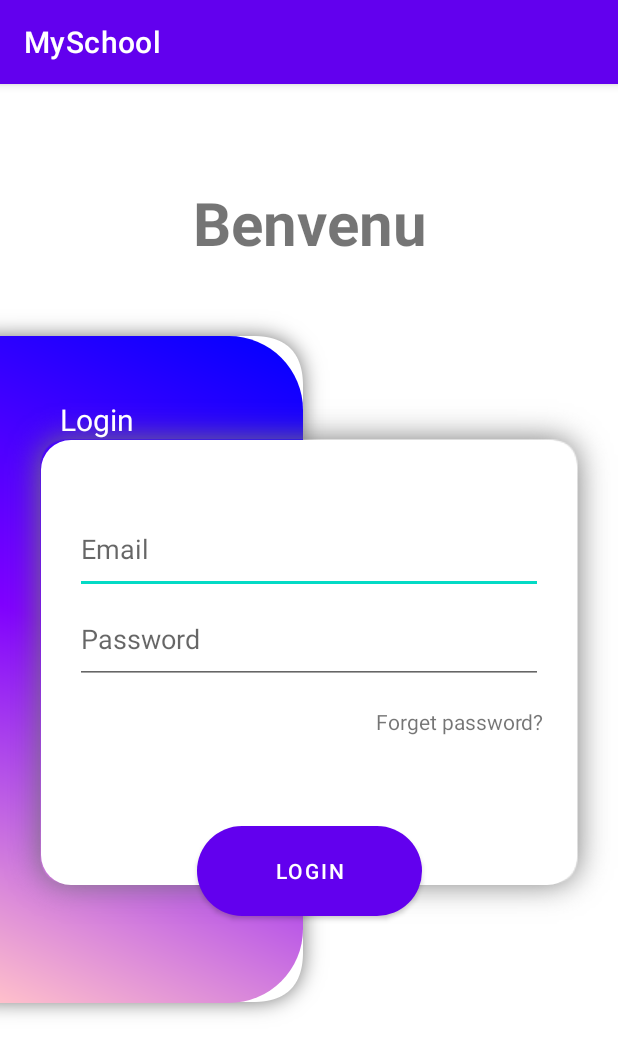
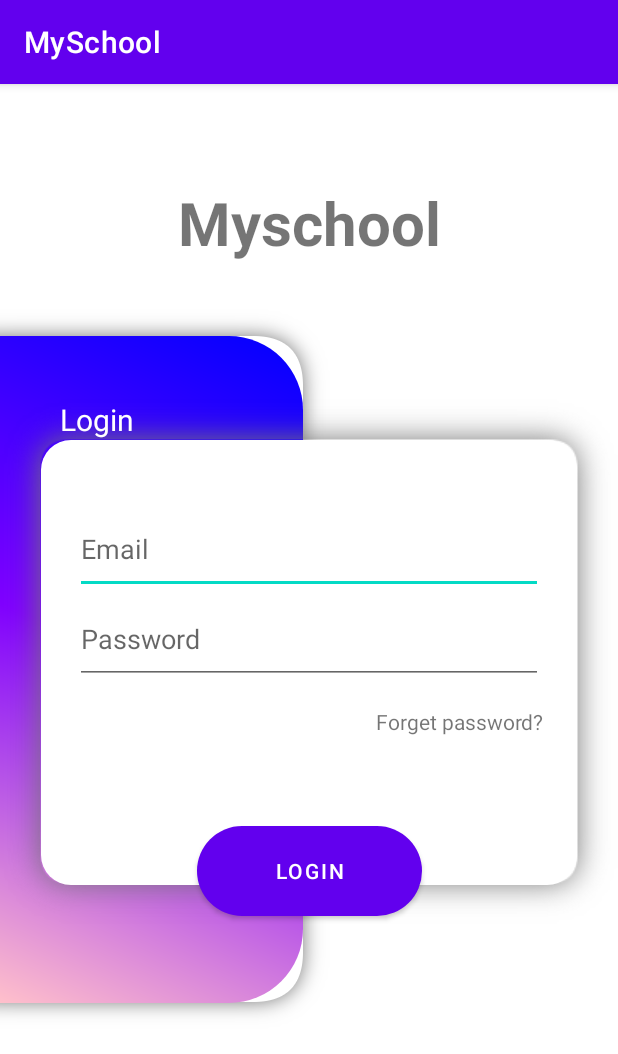
Before and after one commit to MOUHCINE1996/Myschool, an Android app: the screen it shows after launch (MainActivity), on a phone screen of 412 x 824 dp. Shown: the top 1054 px of the screen. Run offline under Robolectric (Android 15) with nearby library versions, the phone set to English and light mode, and no system bars.

```diff
--- a/app/src/main/res/layout/activity_main.xml
+++ b/app/src/main/res/layout/activity_main.xml
@@ -16,7 +16,7 @@
         <TextView
             android:layout_width="match_parent"
             android:layout_height="wrap_content"
-            android:text="Benvenu"
+            android:text="Myschool"
             android:textSize="40dp"
             android:layout_gravity="center"
             android:layout_marginTop="55dp"
```
